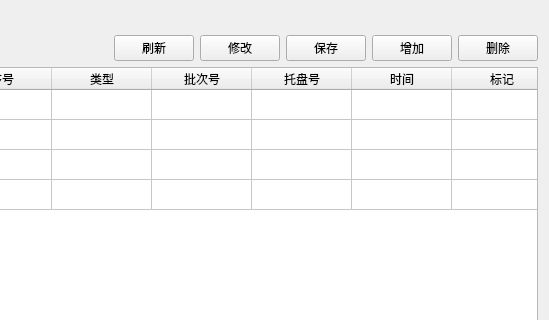
This is viewdata.ui in kangwenyun/batch_acquisition_system_qt_before as Qt 5 draws it before an edit; both pictures show x 171 to 720 and y 0 to 320 of the 720 by 425 pixel window. The edited form follows.
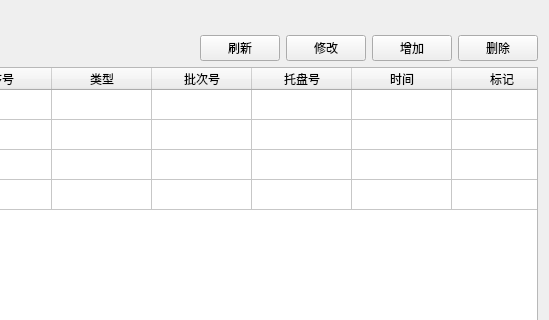
This is the edited form.

Commit message: dbhelper & viewdata success

The edit to the form file:
```diff
--- a/viewdata.ui
+++ b/viewdata.ui
@@ -52,13 +52,6 @@
          </property>
         </widget>
        </item>
-       <item>
-        <widget class="QPushButton" name="data_save">
-         <property name="text">
-          <string>保存</string>
-         </property>
-        </widget>
-       </item>
        <item>
         <widget class="QPushButton" name="data_add">
          <property name="text">
```
The commit also changes 17 other files.
